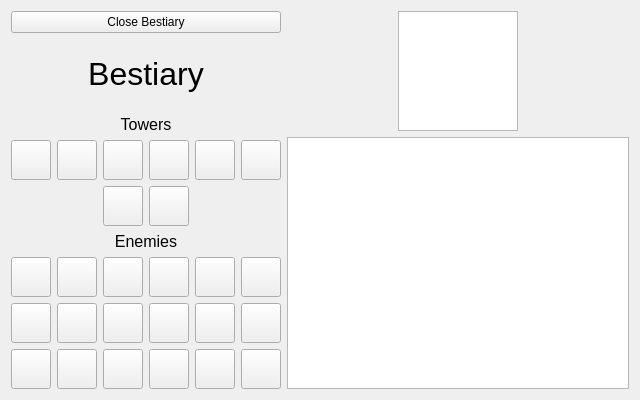
Before: the Qt Designer form src/main/bestiary.ui in chanjeff2/GroupProject, drawn with Qt 5.
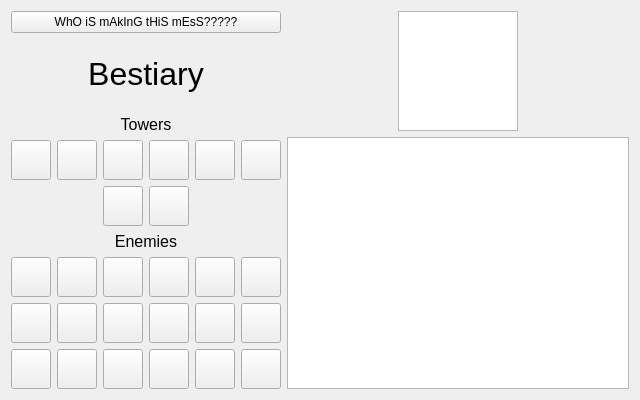
After: the same form once the commit is applied. Icons and pictures are not drawn.

```diff
--- a/src/main/bestiary.ui
+++ b/src/main/bestiary.ui
@@ -19,7 +19,7 @@
      <item>
       <widget class="QPushButton" name="ExitBestiary">
        <property name="text">
-        <string>Close Bestiary</string>
+        <string>WhO iS mAkInG tHiS mEsS?????</string>
        </property>
       </widget>
      </item>
```
Left out of the diff: 2 changed lines with no effect on the pictures.
